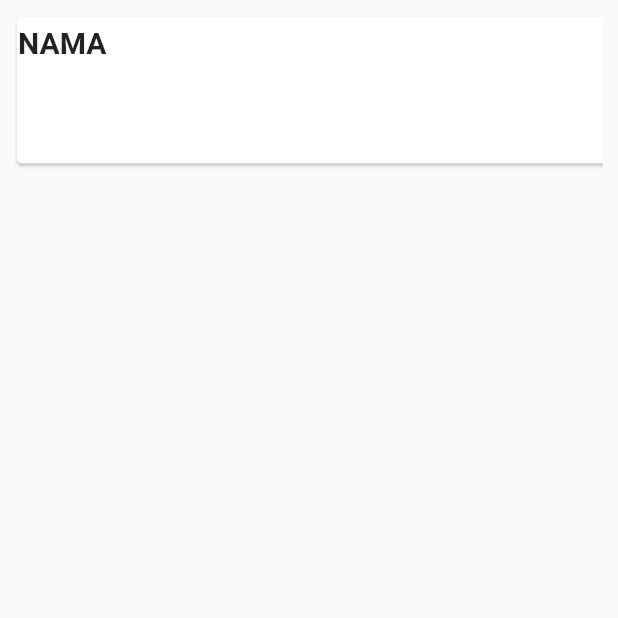
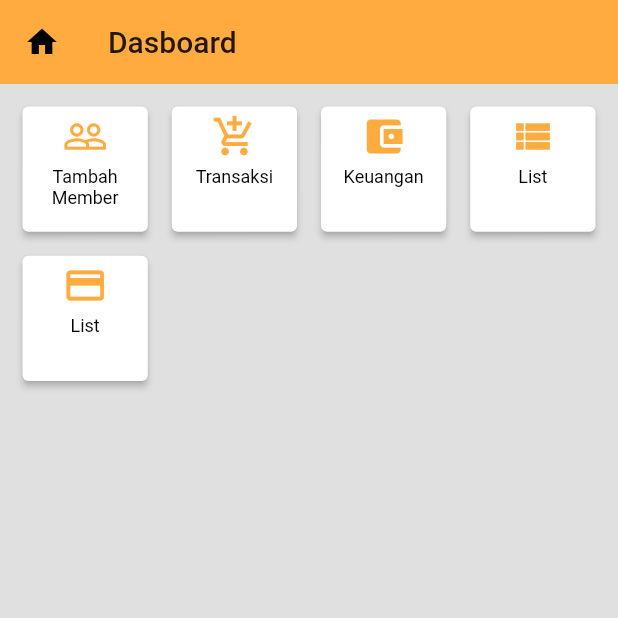
Before and after one commit to niamyusuf/flutter, a Flutter app: the Beranda screen opened directly, on a phone screen of 412 x 824 dp, the top half of it. Run offline on Flutter 3.47's test engine with Material 2 defaults, Android fonts, the phone set to English and light mode, and no system bars; our stand-ins replace font_awesome_flutter.

Commit message:
dasboard

```diff
--- a/laoundry/lib/pages/dasboard.dart
+++ b/laoundry/lib/pages/dasboard.dart
@@ -1,4 +1,8 @@
+import 'package:flutter/cupertino.dart';
 import 'package:flutter/material.dart';
+import 'package:loundry/pages/home.dart';
+import 'package:loundry/pages/pesanan.dart';
+import 'package:loundry/pages/profile.dart';
 
 class Beranda extends StatefulWidget {
   Beranda({Key key}) : super(key: key);
@@ -10,51 +14,163 @@ class Beranda extends StatefulWidget {
 class _BerandaState extends State<Beranda> {
   @override
   Widget build(BuildContext context) {
-
-    return Container(
-       child: Padding(
-       padding: const EdgeInsets.only(left: 10.0, right: 10.0, top: 10.0),
-       child: Stack(
+    return Scaffold(
+      appBar: AppBar(
+        leading:
+            // new Row(
+            //   mainAxisAlignment: MainAxisAlignment.start,
+            //   children: <Widget>[
+            //     Image.asset(
+            //       "assets/images/bg.jpg",
+            //       fit: BoxFit.cover,
+            //     ),
+            //     // Container(
+            //     //     padding: const EdgeInsets.all(1.0), child: Text('Solid Shop'))
+            //   ],
+            // ),
+            Icon(Icons.home, color: Colors.black),
+        elevation: 0,
+        backgroundColor: Colors.orangeAccent,
+        title: Text("Dasboard"),
+      ),
+      body: Container(
+        padding: EdgeInsets.symmetric(vertical: 2, horizontal: 2),
+        color: Colors.grey[300],
+        child: Container(
+          padding: EdgeInsets.symmetric(vertical: 2, horizontal: 2),
+          color: Colors.grey[300],
+          child: GridView.count(
+            crossAxisCount: 4,
+            padding: EdgeInsets.all(3),
             children: <Widget>[
-          //  Container(
-          //   height: MediaQuery.of(context).size.height/1.5, //2.4
-          //   decoration: BoxDecoration(
-          //     color: Colors.white,
-          //     image: DecorationImage(image: AssetImage('assets/images/bg.jpg'),
-          //     fit: BoxFit.cover,
-          //     ),
+              makeDasboardItem("Tambah Member", Icons.people_outline, ""),
+              makeDasboardItem("Transaksi", Icons.add_shopping_cart, "/home"),
+              makeDasboardItem(
+                  "Keuangan", Icons.account_balance_wallet, "/pesanan"),
+              makeDasboardItem("List", Icons.view_list, ""),
+              makeDasboardItem("List", Icons.payment, "/profile")
+            ],
+          ),
+        ),
+        // Container(
+        //   child: ListView.builder(
+        //     itemCount: 1,
+        //     itemBuilder: (context, idx) {
+        //       return Column(
+        //         crossAxisAlignment: CrossAxisAlignment.start,
+        //         children: <Widget>[
+        //           // SizedBox(height: 8.0),
+        //           judul(),
+        //         ],
+        //       );
+        //     },
         //   ),
         // ),
-          Positioned(
-            height: 100,
-            width: MediaQuery.of(context).size.width,
-            child:
-              Container(
-                child: Card(
-                  margin: const EdgeInsets.all(1),
-                  elevation: 1,
-                  child: Padding(padding: const EdgeInsets.all(1),
+      ),
+    );
+  }
+
+  Card makeDasboardItem(String title, IconData icon, String halaman) {
+    return Card(
+      elevation: 2.0,
+      color: Colors.white,
+      margin: new EdgeInsets.all(8.0),
+      child: Container(
+        child: new InkWell(
+          splashColor: Colors.amber.shade900,
+          onTap: () {
+            Navigator.of(context).pushNamed(halaman);
+            // Navigator.of(context).push(
+            //   CupertinoPageRoute(
+            //     fullscreenDialog: true,
+            //     builder: (context) => ,
+            //   ),
+            // );
+          },
+          child: Column(
+            crossAxisAlignment: CrossAxisAlignment.stretch,
+            mainAxisSize: MainAxisSize.min,
+            verticalDirection: VerticalDirection.down,
+            children: <Widget>[
+              SizedBox(height: 5.0),
+              Center(
+                child: Icon(
+                  icon,
+                  size: 30,
+                  color: Colors.orangeAccent,
+                ),
+              ),
+              SizedBox(
+                height: 5.0,
+              ),
+              new Center(
+                child: new Text(
+                  title,
+                  style: new TextStyle(
+                    fontSize: 12,
+                    color: Colors.black,
+                  ),
+                  textAlign: TextAlign.center,
+                ),
+              )
+            ],
+          ),
+        ),
+      ),
+    );
+  }
+}
+
+Widget judul() {
+  return Container(
+    decoration: BoxDecoration(
+      boxShadow: [
+        BoxShadow(
+          color: Colors.grey[400],
+          blurRadius: 5.0,
+          spreadRadius: 0.0,
+          offset: Offset(4.0, 8.0),
+        )
+      ],
+      color: Colors.orange,
+      borderRadius: BorderRadius.circular(8.0),
+    ),
+    child: Padding(
+      padding: const EdgeInsets.only(left: 8.0),
       child: Column(
         crossAxisAlignment: CrossAxisAlignment.start,
         children: <Widget>[
+          SizedBox(height: 8.0),
+          Row(
+            crossAxisAlignment: CrossAxisAlignment.start,
+            children: <Widget>[
+              Icon(Icons.bubble_chart, color: Colors.grey[600]),
               Padding(
-                          padding: const EdgeInsets.only(top: 5),
-                          child:
-                          Row(
+                padding: const EdgeInsets.only(left: 8.0),
+                child: Column(
+                  crossAxisAlignment: CrossAxisAlignment.start,
                   children: <Widget>[
-                              Text("NAMA", style: TextStyle(fontSize: 20,
-                              fontWeight: FontWeight.bold),),
+                    Text(
+                      'Clean Laundry',
+                      style: TextStyle(fontWeight: FontWeight.bold),
+                    ),
+                    SizedBox(height: 4.0),
+                    Text(
+                      'Bersih seketika dan wangi sepanjang hari',
+                      style: TextStyle(
+                        fontSize: 11,
+                        color: Colors.grey[700],
+                        fontStyle: FontStyle.italic,
+                      ),
+                    ),
                   ],
                 ),
               ),
             ],
           ),
-                  ),
-                ),
-              ),),
+          SizedBox(height: 8.0),
         ],
       ),
     ),
   );
 }
-}
```
Also changed, not shown: laoundry/lib/main.dart (+14 -1 lines), laoundry/lib/pages/login.dart (+47 -27 lines), laoundry/pubspec.yaml (+11 -2 lines), laoundry/assets/images/logo.png (added), 27 other files. Lines whose indentation alone changed are shown as unchanged.
